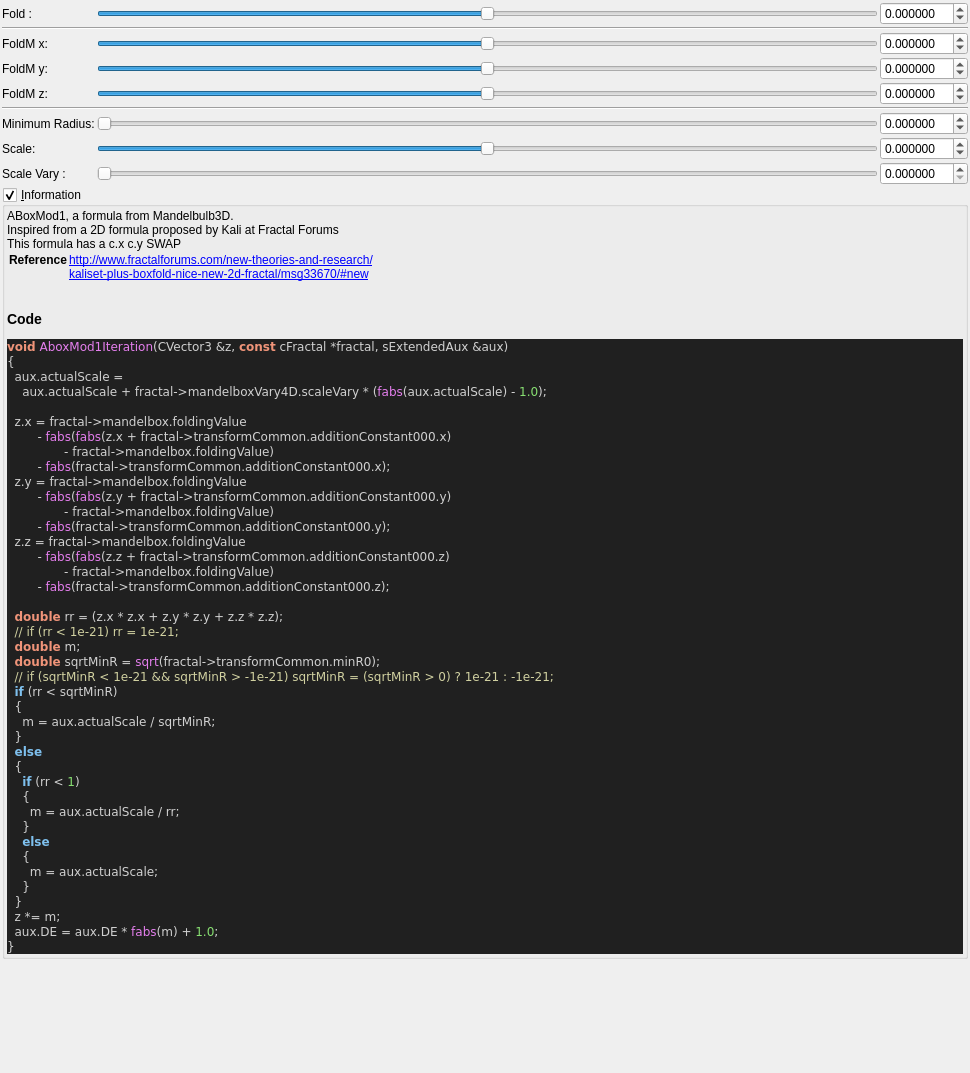
The window that mandelbulber2/qt_data/fractal_aboxMod1.ui (buddhi1980/mandelbulber2) describes before a commit, drawn with Qt 5.
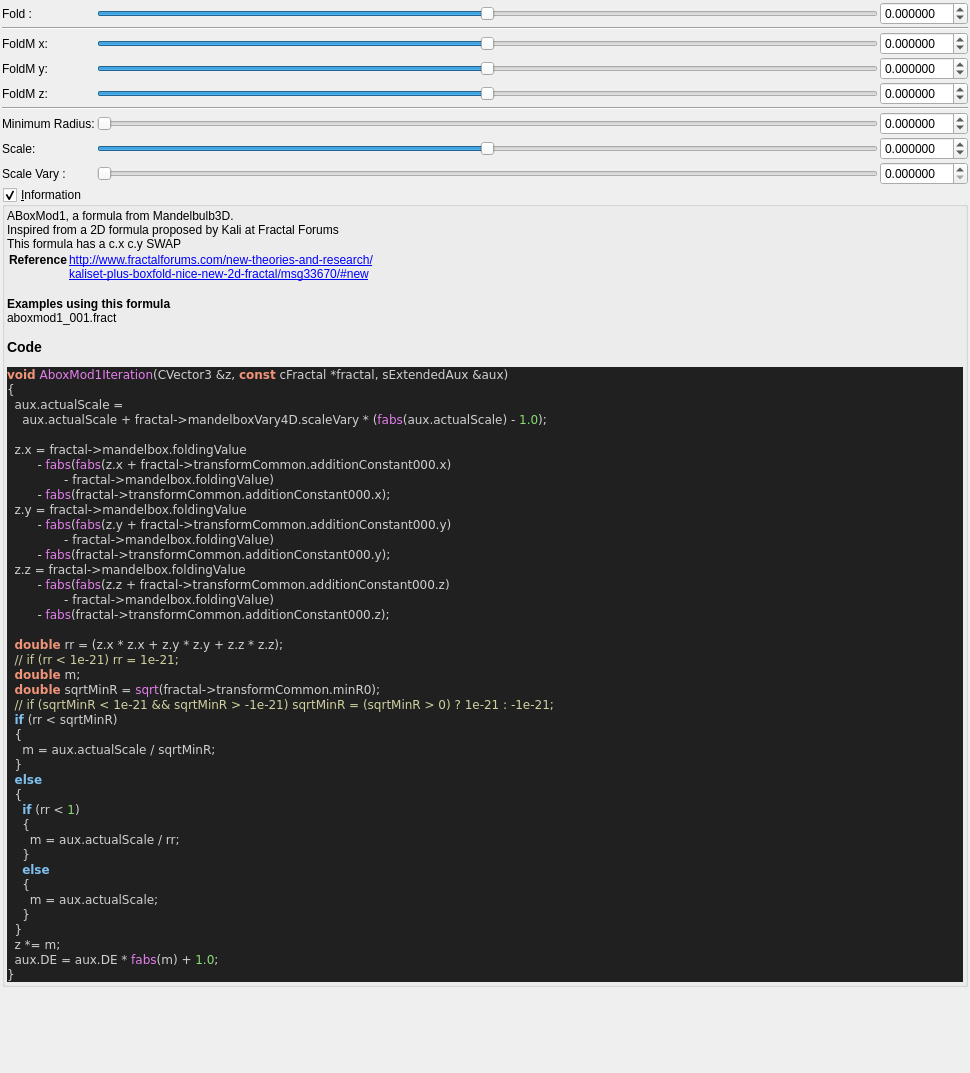
The same window after the commit. Custom widgets are drawn as their Qt base class.

Commit message:
ui information - added example occurrences
now every formula, which is used in an example file, will display a list
of the example files in the information box. A maximum of 5 occurences is
displayed.
The script also outputs, which formulas do not yet have any example
files.

```diff
--- a/mandelbulber2/qt_data/fractal_aboxMod1.ui
+++ b/mandelbulber2/qt_data/fractal_aboxMod1.ui
@@ -469,7 +469,7 @@
 &lt;a href=&quot;kaliset-plus-boxfold-nice-new-2d-fractal/msg33670/#new&quot;&gt;kaliset-plus-boxfold-nice-new-2d-fractal/msg33670/#new&lt;br&gt;
 &lt;/td&gt;&lt;/tr&gt;
 &lt;/table&gt;
-&lt;h3&gt;Code&lt;/h3&gt;
+&lt;b&gt;Examples using this formula&lt;/b&gt;&lt;br&gt;aboxmod1_001.fract&lt;h3&gt;Code&lt;/h3&gt;
 &lt;body style=&quot;background-color:#202020&quot;&gt;
 &lt;pre style=&quot;color:#d0d0d0; background-color:#202020;  font-family:'Courier New',monospace;&quot;&gt;&lt;span style=&quot;color:#f09479; font-weight:bold&quot;&gt;void&lt;/span&gt; &lt;span style=&quot;color:#e47eed&quot;&gt;AboxMod1Iteration&lt;/span&gt;&lt;span style=&quot;color:#d0d0d0&quot;&gt;(&lt;/span&gt;CVector3 &lt;span style=&quot;color:#d0d0d0&quot;&gt;&amp;amp;&lt;/span&gt;z&lt;span style=&quot;color:#d0d0d0&quot;&gt;,&lt;/span&gt; &lt;span style=&quot;color:#f09479; font-weight:bold&quot;&gt;const&lt;/span&gt; cFractal &lt;span style=&quot;color:#d0d0d0&quot;&gt;*&lt;/span&gt;fractal&lt;span style=&quot;color:#d0d0d0&quot;&gt;,&lt;/span&gt; sExtendedAux &lt;span style=&quot;color:#d0d0d0&quot;&gt;&amp;amp;&lt;/span&gt;aux&lt;span style=&quot;color:#d0d0d0&quot;&gt;)&lt;/span&gt;
 &lt;span style=&quot;color:#d0d0d0&quot;&gt;{&lt;/span&gt;
```
The commit also changes 59 other files.
